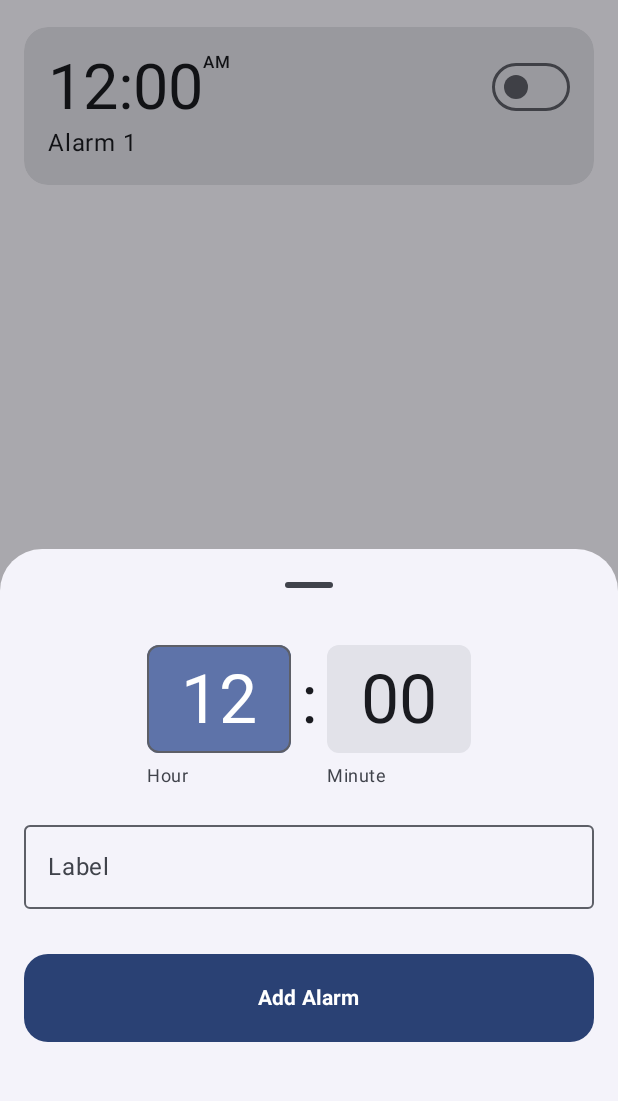
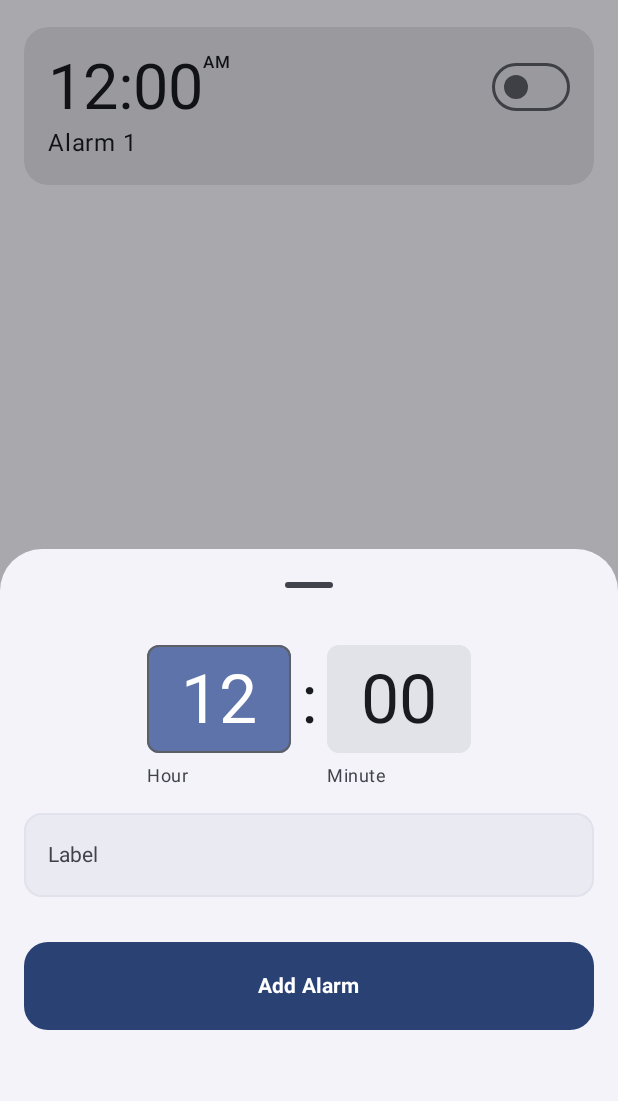
Before and after one commit to aacmal/wakeupwoi, an Android app built with Jetpack Compose: the screen it shows after launch (MainActivity), after a tap on "Add Alarm", on a phone screen of 412 x 824 dp, the part 69-1170 px from its top. Run offline under Robolectric (Android 15) with nearby library versions, the phone set to English and light mode, and no system bars.

Commit message:
change label input stylez

```diff
--- a/app/src/main/java/com/acml/wakeupwoi/ui/components/AddAlarmBottomSheet.kt
+++ b/app/src/main/java/com/acml/wakeupwoi/ui/components/AddAlarmBottomSheet.kt
@@ -40,7 +40,7 @@ fun AddAlarmBottomSheet(onDismiss: () -> Unit = {}, onClickAdd: (Alarm) -> Unit
         initialHour = 12, initialMinute = 0, is24Hour = true
     );
 
-    var label by remember { mutableStateOf("") }
+    var labelTxt by remember { mutableStateOf("") }
 
     ModalBottomSheet(
         onDismissRequest = onDismiss,
@@ -51,11 +51,14 @@ fun AddAlarmBottomSheet(onDismiss: () -> Unit = {}, onClickAdd: (Alarm) -> Unit
             Row(horizontalArrangement = Arrangement.Center, modifier = Modifier.fillMaxWidth()) {
                 TimeInput(state = timePickerState)
             }
-            OutlinedTextField(value = label, onValueChange = {
-                label = it
-            }, label = {
-                Text(text = "Label")
-            }, modifier = Modifier.fillMaxWidth())
+            InputField(
+                value = labelTxt,
+                onChange = {
+                    labelTxt = it
+                },
+                label = "Label",
+                placeholder = "Alarm 1"
+            )
             Button(
                 onClick = {
                     onClickAdd(
@@ -63,7 +66,7 @@ fun AddAlarmBottomSheet(onDismiss: () -> Unit = {}, onClickAdd: (Alarm) -> Unit
                             hour = timePickerState.hour,
                             minute = timePickerState.minute,
                             isActive = true,
-                            label = label
+                            label = labelTxt
                         )
                     )
                     scope.launch {
--- /dev/null
+++ b/app/src/main/java/com/acml/wakeupwoi/ui/components/TextField.kt
@@ -0,0 +1,60 @@
+package com.acml.wakeupwoi.ui.components
+
+import androidx.compose.foundation.border
+import androidx.compose.foundation.layout.fillMaxWidth
+import androidx.compose.material3.ExperimentalMaterial3Api
+import androidx.compose.material3.MaterialTheme
+import androidx.compose.material3.Text
+import androidx.compose.material3.TextField
+import androidx.compose.material3.TextFieldDefaults
+import androidx.compose.runtime.Composable
+import androidx.compose.ui.Modifier
+import androidx.compose.ui.graphics.Color
+import androidx.compose.ui.text.TextStyle
+import androidx.compose.ui.unit.dp
+import androidx.compose.ui.unit.sp
+@Composable
+@OptIn(ExperimentalMaterial3Api::class)
+fun InputField(
+    value: String,
+    placeholder: String = "",
+    onChange: (String) -> Unit,
+    label: String = ""
+) {
+    TextField(
+        value = value,
+        placeholder = {
+            Text(
+                text = placeholder, style = TextStyle(
+                    fontSize = 14.sp,
+                    color = MaterialTheme.colorScheme.onSurfaceVariant
+                )
+            )
+        },
+        label = {
+            Text(
+                label, style = TextStyle(
+                    fontSize = 14.sp
+                )
+            )
+        },
+        colors = TextFieldDefaults.textFieldColors(
+            unfocusedIndicatorColor = Color.Transparent,
+            focusedIndicatorColor = Color.Transparent,
+            containerColor = if (value.length >= 0) MaterialTheme.colorScheme.surfaceVariant.copy(
+                alpha = 0.5f
+            ) else Color.Transparent,
+        ),
+        onValueChange = {
+            onChange(it)
+        },
+        shape = MaterialTheme.shapes.medium,
+        modifier = Modifier
+            .fillMaxWidth()
+            .border(
+                width = 1.dp,
+                color = MaterialTheme.colorScheme.surfaceVariant,
+                shape = MaterialTheme.shapes.medium
+            )
+    )
+}
```
